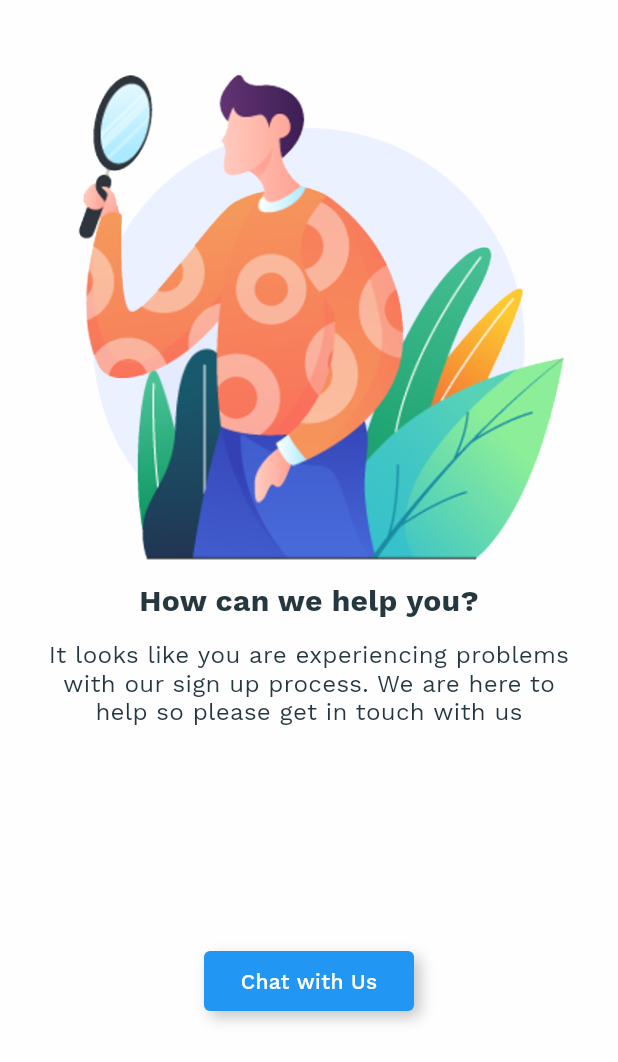
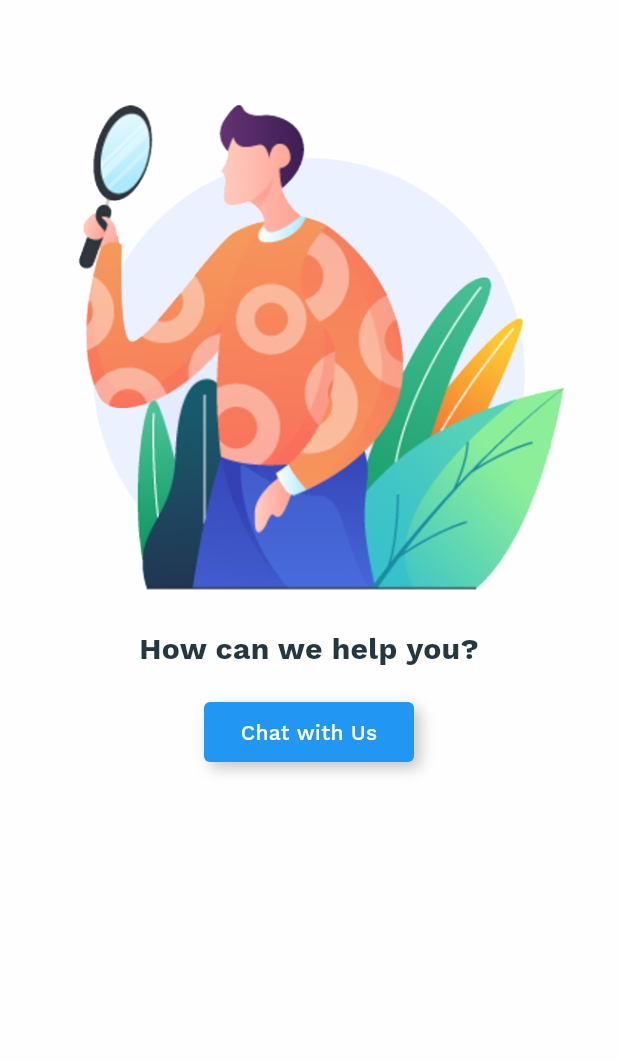
Before and after one commit to theRoughCode/arxiv-mobile, a Flutter app: the HelpScreen screen opened directly, on a phone screen of 412 x 824 dp. Shown: the top 1062 px of the screen. Run offline on Flutter 3.47's test engine with Material 2 defaults, Android fonts, the phone set to English and light mode, and no system bars; our stand-ins replace font_awesome_flutter, share, sqflite; missing offline and left inert: flutter_cached_pdfview, flutter_tex; accounts and stored records are empty; network calls fail.

Commit message:
Update misc screens

```diff
--- a/lib/screens/help/help_screen.dart
+++ b/lib/screens/help/help_screen.dart
@@ -24,13 +24,14 @@ class _HelpScreenState extends State<HelpScreen> {
             children: <Widget>[
               Container(
                 padding: EdgeInsets.only(
-                    top: MediaQuery.of(context).padding.top,
+                  top: MediaQuery.of(context).padding.top + 20,
                   left: 16,
-                    right: 16),
+                  right: 16,
+                ),
                 child: Image.asset('assets/images/helpImage.png'),
               ),
               Container(
-                padding: const EdgeInsets.only(top: 8),
+                padding: const EdgeInsets.only(top: 20),
                 child: Text(
                   'How can we help you?',
                   style: TextStyle(
@@ -39,19 +40,8 @@ class _HelpScreenState extends State<HelpScreen> {
                   ),
                 ),
               ),
-              Container(
-                padding: const EdgeInsets.only(top: 16),
-                child: const Text(
-                  'It looks like you are experiencing problems\nwith our sign up process. We are here to\nhelp so please get in touch with us',
-                  textAlign: TextAlign.center,
-                  style: TextStyle(
-                    fontSize: 16,
-                  ),
-                ),
-              ),
-              Expanded(
-                child: Padding(
-                  padding: const EdgeInsets.all(8.0),
+              Padding(
+                padding: const EdgeInsets.only(top: 25),
                 child: Center(
                   child: Container(
                     width: 140,
@@ -88,7 +78,6 @@ class _HelpScreenState extends State<HelpScreen> {
                   ),
                 ),
               ),
-              )
             ],
           ),
         ),
```
Also changed, not shown: lib/screens/feedback/feedback_screen.dart (+9 -7 lines), lib/screens/invite_friend/invite_friend_screen.dart (+4 -6 lines), lib/screens/navigation/components/drawer.dart (+35 -127 lines), lib/screens/navigation/navigation_screen.dart (+1 -7 lines). Lines whose indentation alone changed are shown as unchanged.
